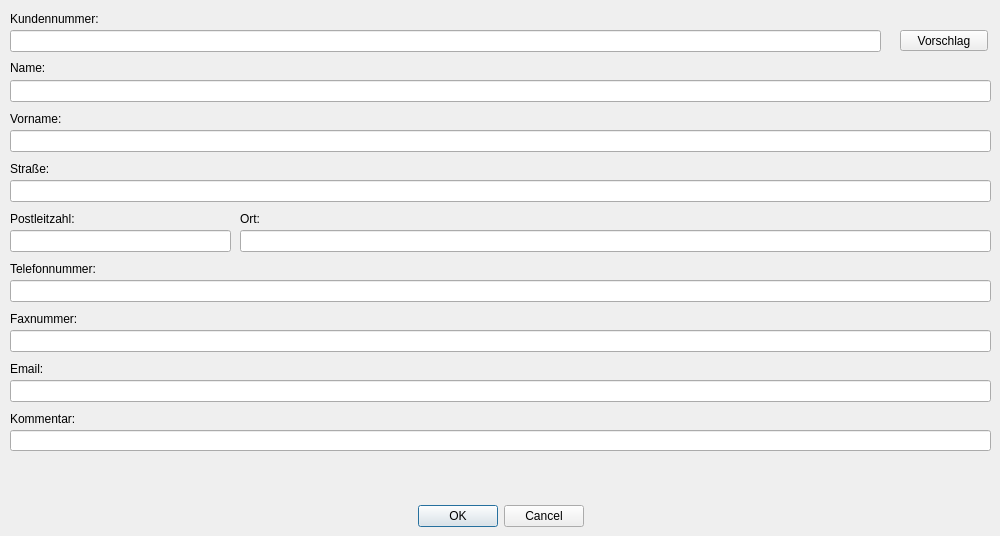
Above: cinputdialogcustomer.ui from RobRoy1304/LaVa-2 before the change. Below: the same form after it.
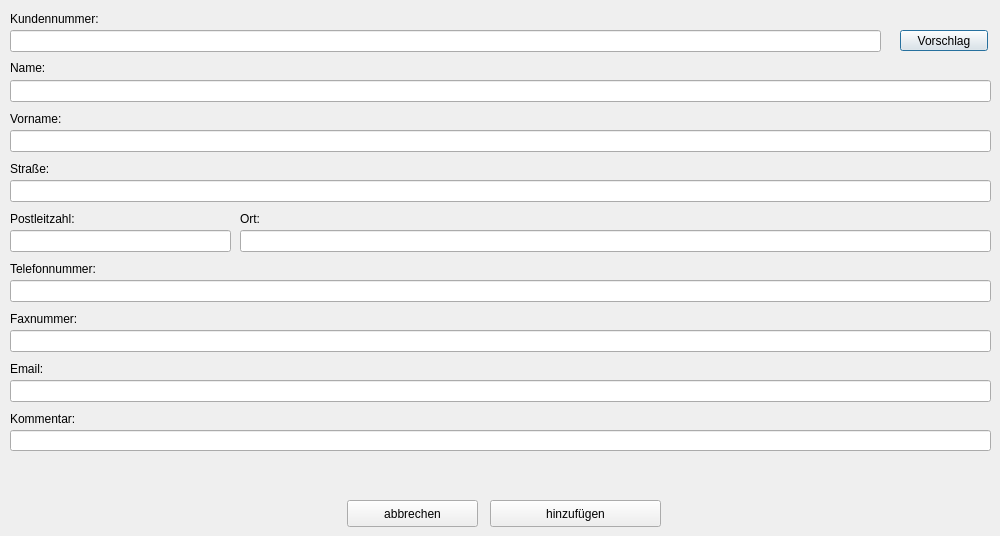
That is the form after the change. Icons and pictures are not drawn.

```diff
--- a/cinputdialogcustomer.ui
+++ b/cinputdialogcustomer.ui
@@ -17,25 +17,6 @@
    <iconset resource="lava2res.qrc">
     <normaloff>:/images/res/icon.ico</normaloff>:/images/res/icon.ico</iconset>
   </property>
-  <widget class="QDialogButtonBox" name="buttonBox">
-   <property name="geometry">
-    <rect>
-     <x>10</x>
-     <y>500</y>
-     <width>981</width>
-     <height>32</height>
-    </rect>
-   </property>
-   <property name="orientation">
-    <enum>Qt::Horizontal</enum>
-   </property>
-   <property name="standardButtons">
-    <set>QDialogButtonBox::Cancel|QDialogButtonBox::Ok</set>
-   </property>
-   <property name="centerButtons">
-    <bool>true</bool>
-   </property>
-  </widget>
   <widget class="QLabel" name="label">
    <property name="geometry">
     <rect>
@@ -398,6 +379,32 @@
     <string>Email:</string>
    </property>
   </widget>
+  <widget class="QPushButton" name="pushButtonOk">
+   <property name="geometry">
+    <rect>
+     <x>490</x>
+     <y>500</y>
+     <width>171</width>
+     <height>27</height>
+    </rect>
+   </property>
+   <property name="text">
+    <string>hinzufügen</string>
+   </property>
+  </widget>
+  <widget class="QPushButton" name="pushButtonCancel">
+   <property name="geometry">
+    <rect>
+     <x>347</x>
+     <y>500</y>
+     <width>131</width>
+     <height>27</height>
+    </rect>
+   </property>
+   <property name="text">
+    <string>abbrechen</string>
+   </property>
+  </widget>
  </widget>
  <tabstops>
   <tabstop>lineEditCustomerNumber</tabstop>
```
Left out of the diff: 38 changed lines with no effect on the pictures.
